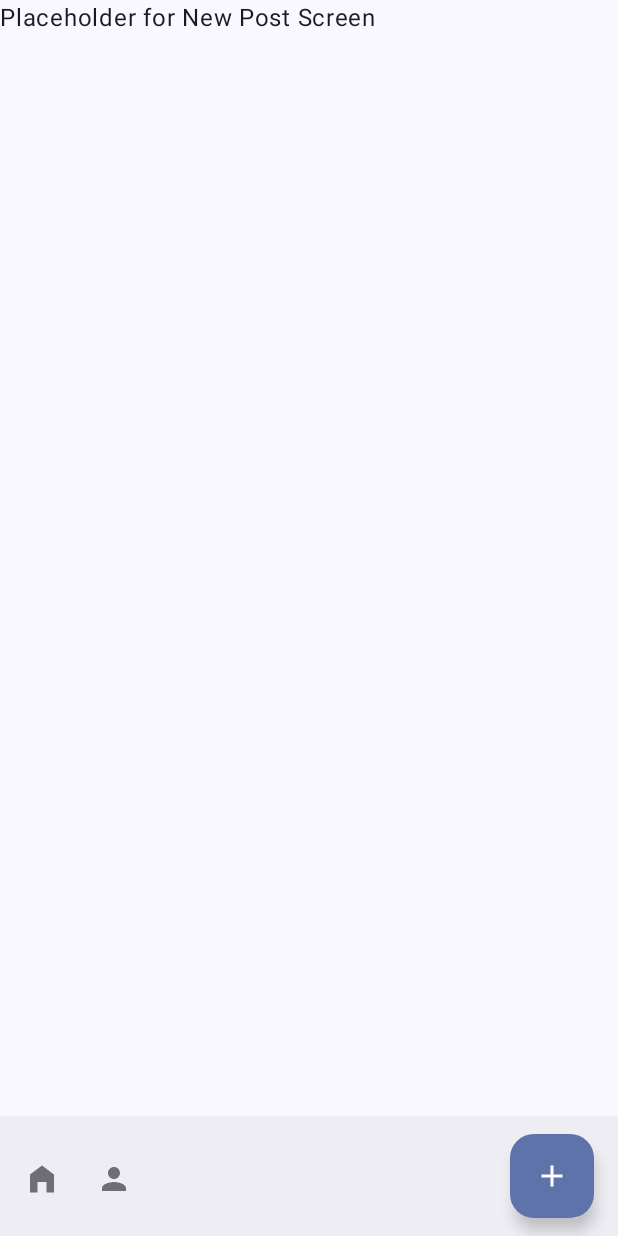
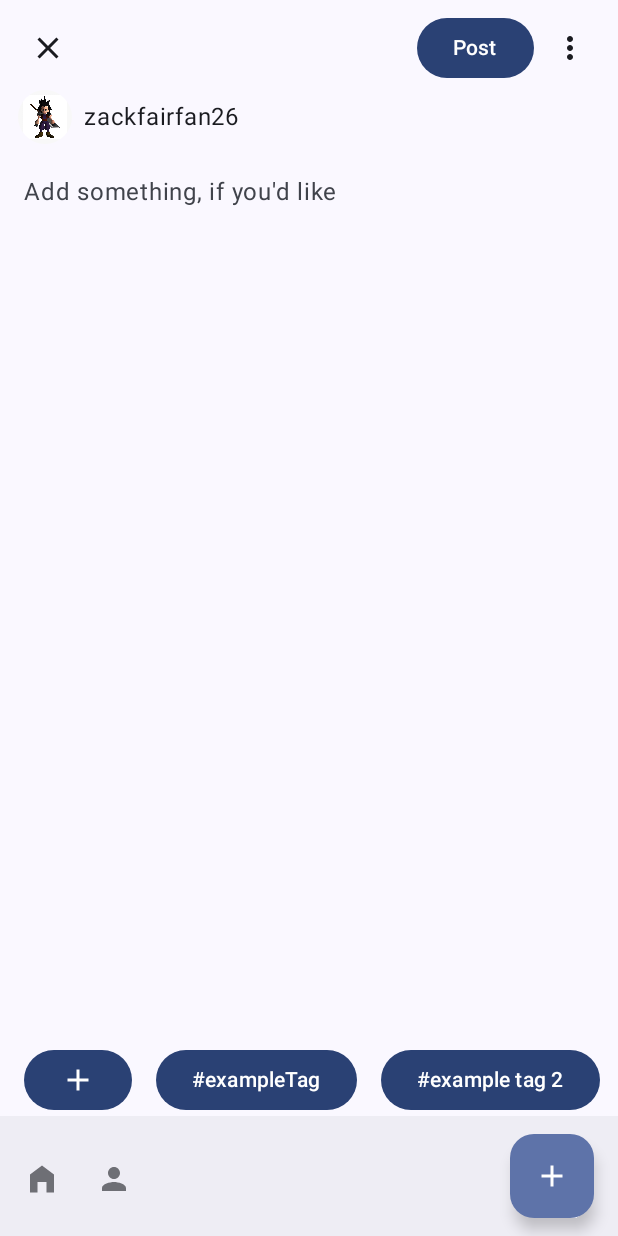
Before and after one commit to jsson2017/Blog, an Android app built with Jetpack Compose: the MakePostScreen screen opened through its navigation route, on a phone screen of 412 x 824 dp. Run offline under Robolectric (Android 15) with nearby library versions, the phone set to English and light mode, and no system bars.

Commit message:
Added UI for making a new post (text only)

```diff
--- /dev/null
+++ b/app/src/main/java/com/todo/blog/ui/newPost/MakePostContent.kt
@@ -0,0 +1,54 @@
+package com.todo.blog.ui.newPost
+
+import androidx.compose.foundation.layout.fillMaxWidth
+import androidx.compose.material3.MaterialTheme
+import androidx.compose.material3.Text
+import androidx.compose.material3.TextField
+import androidx.compose.material3.TextFieldDefaults
+import androidx.compose.runtime.Composable
+import androidx.compose.runtime.getValue
+import androidx.compose.runtime.mutableStateOf
+import androidx.compose.runtime.remember
+import androidx.compose.runtime.setValue
+import androidx.compose.ui.Modifier
+import androidx.compose.ui.graphics.Color
+import androidx.compose.ui.res.stringResource
+import androidx.compose.ui.tooling.preview.Preview
+import com.todo.blog.R
+import com.todo.blog.ui.theme.BlogTheme
+
+@Composable
+fun MakePostContent(
+    modifier: Modifier = Modifier
+) {
+    // TODO: Replace with viewmodel
+    var text by remember { mutableStateOf("") }
+
+    TextField(
+        value = text,
+        onValueChange = { text = it },
+        placeholder = {
+            Text(
+                text = stringResource(R.string.make_post_content_hint)
+            )
+        },
+        colors = TextFieldDefaults.colors(
+            focusedTextColor = MaterialTheme.colorScheme.onBackground,
+            unfocusedTextColor = MaterialTheme.colorScheme.onBackground,
+            focusedContainerColor = Color.Transparent,
+            unfocusedContainerColor = Color.Transparent,
+            focusedIndicatorColor = Color.Transparent,
+            unfocusedIndicatorColor = Color.Transparent,
+        ),
+        modifier = modifier
+            .fillMaxWidth()
+    )
+}
+
+@Preview
+@Composable
+fun PreviewMakePostContent() {
+    BlogTheme {
+        MakePostContent()
+    }
+}
--- /dev/null
+++ b/app/src/main/java/com/todo/blog/ui/newPost/MakePostHeader.kt
@@ -0,0 +1,69 @@
+package com.todo.blog.ui.newPost
+
+import androidx.compose.foundation.layout.Arrangement
+import androidx.compose.foundation.layout.Row
+import androidx.compose.foundation.layout.fillMaxWidth
+import androidx.compose.material3.Button
+import androidx.compose.material3.Icon
+import androidx.compose.material3.IconButton
+import androidx.compose.material3.Text
+import androidx.compose.runtime.Composable
+import androidx.compose.ui.Alignment
+import androidx.compose.ui.Modifier
+import androidx.compose.ui.res.painterResource
+import androidx.compose.ui.res.stringResource
+import androidx.compose.ui.tooling.preview.Preview
+import com.todo.blog.R
+import com.todo.blog.ui.theme.BlogTheme
+
+@Composable
+fun MakePostHeader(
+    modifier: Modifier = Modifier
+) {
+    Row(
+        verticalAlignment = Alignment.CenterVertically,
+        horizontalArrangement = Arrangement.SpaceBetween,
+        modifier = modifier.fillMaxWidth()
+    ) {
+        // Close Button
+        Row(
+            modifier = Modifier.weight(1.0f)
+        ) {
+            IconButton(
+                onClick = { /*TODO*/ },
+            ) {
+                Icon(
+                    painter = painterResource(R.drawable.baseline_close_24),
+                    contentDescription = stringResource(R.string.button_action_close)
+                )
+            }
+        }
+
+        // Post Button
+        Button(
+            onClick = { /*TODO*/ }
+        ) {
+            Text(
+                text = stringResource(R.string.button_label_post)
+            )
+        }
+
+        // More Button
+        IconButton(
+            onClick = { /*TODO*/ },
+        ) {
+            Icon(
+                painter = painterResource(R.drawable.baseline_more_vert_24),
+                contentDescription = stringResource(R.string.more)
+            )
+        }
+    }
+}
+
+@Preview
+@Composable
+fun PreviewMakePostHeader() {
+    BlogTheme {
+        MakePostHeader()
+    }
+}
--- a/app/src/main/java/com/todo/blog/ui/newPost/MakePostScreen.kt
+++ b/app/src/main/java/com/todo/blog/ui/newPost/MakePostScreen.kt
@@ -1,35 +1,50 @@
 package com.todo.blog.ui.newPost
 
-import androidx.compose.material3.Text
+import androidx.compose.foundation.layout.Column
+import androidx.compose.foundation.layout.fillMaxSize
+import androidx.compose.foundation.layout.padding
 import androidx.compose.runtime.Composable
 import androidx.compose.ui.Modifier
+import androidx.compose.ui.res.dimensionResource
+import androidx.compose.ui.tooling.preview.Preview
+import com.todo.blog.R
+import com.todo.blog.ui.theme.BlogTheme
 
 @Composable
 fun MakePostScreen(
     modifier: Modifier = Modifier
 ) {
-    /*
-    * Make post screen composition:
-    *
-    * Top bar:
-    *   1. X button to close
-    *   2. Post button to post
-    *   3. Post options (let's leave this out for now)
-    *
-    * User Info:
-    *   1. User icon in circle
-    *   2. User name
-    *
-    * Post Content: might need to play around with this.
-    *   1. Text box user can type in
-    *   2. Let user pick images from their library
-    *   3. Give app permission to open camera (maybe save for later)
-    *
-    * Tags:
-    *   1. Big button informing user to add tags - pressing this opens a bottom drawer
-    *
-    * */
-    Text(
-        text = "Placeholder for New Post Screen"
-    )
+    Column(
+        modifier = modifier
+            .fillMaxSize()
+    ) {
+        MakePostHeader(
+            modifier = Modifier.padding(
+                start = dimensionResource(id = R.dimen.make_post_general_padding),
+                top = dimensionResource(id = R.dimen.make_post_general_padding),
+                end = dimensionResource(id = R.dimen.make_post_general_padding),
+            )
+        )
+        MakePostUserInfo(
+            modifier = Modifier.padding(
+                horizontal = dimensionResource(id = R.dimen.make_post_general_padding),
+            )
+        )
+        MakePostContent(
+            modifier = Modifier.weight(1.0f)
+        )
+        MakePostTags(
+            modifier = Modifier.padding(
+                horizontal = dimensionResource(id = R.dimen.make_post_general_padding)
+            )
+        )
+    }
 }
+
+@Preview
+@Composable
+fun PreviewMakePostScreen() {
+    BlogTheme(darkTheme = true) {
+        MakePostScreen()
+    }
+}
--- /dev/null
+++ b/app/src/main/java/com/todo/blog/ui/newPost/MakePostTags.kt
@@ -0,0 +1,73 @@
+package com.todo.blog.ui.newPost
+
+import androidx.compose.foundation.layout.Row
+import androidx.compose.foundation.layout.fillMaxWidth
+import androidx.compose.foundation.layout.padding
+import androidx.compose.foundation.lazy.LazyRow
+import androidx.compose.foundation.lazy.items
+import androidx.compose.material3.Button
+import androidx.compose.material3.Icon
+import androidx.compose.material3.Text
+import androidx.compose.runtime.Composable
+import androidx.compose.runtime.mutableStateListOf
+import androidx.compose.runtime.remember
+import androidx.compose.ui.Modifier
+import androidx.compose.ui.res.painterResource
+import androidx.compose.ui.res.stringResource
+import androidx.compose.ui.tooling.preview.Preview
+import androidx.compose.ui.unit.dp
+import com.todo.blog.R
+import com.todo.blog.ui.theme.BlogTheme
+
+@Composable
+fun MakePostTags(
+    modifier: Modifier = Modifier
+) {
+    // TODO: Replace with viewmodel
+    val tags = remember { mutableStateListOf<String>("exampleTag", "example tag 2", "exampletag3") }
+
+    if (tags.isEmpty()) {
+        Row(
+            modifier = modifier.fillMaxWidth()
+        ) {
+            Button(
+                onClick = { /* TODO: OPEN ADD TAG BOTTOM DRAWER */ },
+                modifier = Modifier.fillMaxWidth()
+            ) {
+                Text(stringResource(R.string.make_post_tag_hint))
+            }
+        }
+    } else {
+        LazyRow(
+            modifier = modifier.fillMaxWidth()
+        ) {
+            item {
+                Button(
+                    onClick = { /* TODO: OPEN ADD TAG BOTTOM DRAWER */ },
+                    modifier = Modifier.padding(horizontal = 8.dp)
+                ) {
+                    Icon(
+                        painter = painterResource(R.drawable.baseline_add_24),
+                        contentDescription = stringResource(R.string.button_action_add_tag)
+                    )
+                }
+            }
+            items(tags) { tag ->
+                Button(
+                    onClick = {},
+                    modifier = Modifier.padding(horizontal = 8.dp)
+                ) {
+                    Text(text = "#${tag}")
+                }
+            }
+        }
+    }
+}
+
+@Preview
+@Composable
+fun PreviewMakePostTags() {
+    BlogTheme {
+        MakePostTags()
+    }
+}
--- /dev/null
+++ b/app/src/main/java/com/todo/blog/ui/newPost/MakePostUserInfo.kt
@@ -0,0 +1,54 @@
+package com.todo.blog.ui.newPost
+
+import androidx.compose.foundation.Image
+import androidx.compose.foundation.layout.Arrangement
+import androidx.compose.foundation.layout.Row
+import androidx.compose.foundation.layout.fillMaxWidth
+import androidx.compose.foundation.layout.padding
+import androidx.compose.foundation.layout.size
+import androidx.compose.foundation.shape.CircleShape
+import androidx.compose.material3.Text
+import androidx.compose.runtime.Composable
+import androidx.compose.ui.Alignment
+import androidx.compose.ui.Modifier
+import androidx.compose.ui.draw.clip
+import androidx.compose.ui.res.dimensionResource
+import androidx.compose.ui.res.painterResource
+import androidx.compose.ui.res.stringResource
+import androidx.compose.ui.tooling.preview.Preview
+import com.todo.blog.R
+import com.todo.blog.ui.theme.BlogTheme
+
+@Composable
+fun MakePostUserInfo(
+    modifier: Modifier = Modifier
+) {
+    Row(
+        verticalAlignment = Alignment.CenterVertically,
+        horizontalArrangement = Arrangement.Start,
+        modifier = modifier
+            .fillMaxWidth()
+            .padding(dimensionResource(id = R.dimen.user_icon_padding))
+    ) {
+        Image(
+            painter = painterResource(R.drawable.zack),
+            contentDescription = stringResource(R.string.zack_icon_content_description),
+            modifier = Modifier
+                .size((dimensionResource(id = R.dimen.post_user_icon_size)))
+                .clip(CircleShape)
+        )
+        Text(
+            text = stringResource(R.string.example_post_username),
+            modifier = Modifier
+                .padding(start = dimensionResource(id = R.dimen.make_post_username_padding))
+        )
+    }
+}
+
+@Preview
+@Composable
+fun PreviewMakePostUserInfo() {
+    BlogTheme {
+        MakePostUserInfo()
+    }
+}
--- /dev/null
+++ b/app/src/main/res/drawable/baseline_close_24.xml
@@ -0,0 +1,5 @@
+<vector xmlns:android="http://schemas.android.com/apk/res/android" android:height="24dp" android:tint="#000000" android:viewportHeight="24" android:viewportWidth="24" android:width="24dp">
+
+    <path android:fillColor="@android:color/white" android:pathData="M19,6.41L17.59,5 12,10.59 6.41,5 5,6.41 10.59,12 5,17.59 6.41,19 12,13.41 17.59,19 19,17.59 13.41,12z"/>
+
+</vector>
--- /dev/null
+++ b/app/src/main/res/drawable/baseline_more_vert_24.xml
@@ -0,0 +1,5 @@
+<vector xmlns:android="http://schemas.android.com/apk/res/android" android:height="24dp" android:tint="#000000" android:viewportHeight="24" android:viewportWidth="24" android:width="24dp">
+
+    <path android:fillColor="@android:color/white" android:pathData="M12,8c1.1,0 2,-0.9 2,-2s-0.9,-2 -2,-2 -2,0.9 -2,2 0.9,2 2,2zM12,10c-1.1,0 -2,0.9 -2,2s0.9,2 2,2 2,-0.9 2,-2 -0.9,-2 -2,-2zM12,16c-1.1,0 -2,0.9 -2,2s0.9,2 2,2 2,-0.9 2,-2 -0.9,-2 -2,-2z"/>
+
+</vector>
--- a/app/src/main/res/values/dimens.xml
+++ b/app/src/main/res/values/dimens.xml
@@ -9,4 +9,7 @@
     <dimen name="padding_between_posts">8dp</dimen>
     <dimen name="profile_user_icon_size">72dp</dimen>
     <dimen name="profile_user_icon_border">2dp</dimen>
+    <dimen name="user_icon_padding">4dp</dimen>
+    <dimen name="make_post_username_padding">8dp</dimen>
+    <dimen name="make_post_general_padding">8dp</dimen>
 </resources>
--- a/app/src/main/res/values/strings.xml
+++ b/app/src/main/res/values/strings.xml
@@ -14,4 +14,9 @@
     <string name="example_blog_title">Raining in Midgar</string>
     <string name="example_blog_description">First class soldier, first class bestieeeeee</string>
     <string name="button_action_settings">go to settings</string>
+    <string name="button_action_close">close</string>
+    <string name="button_label_post">Post</string>
+    <string name="make_post_content_hint">Add something, if you\'d like</string>
+    <string name="make_post_tag_hint"># Add tags to help people find your post</string>
+    <string name="button_action_add_tag">Add tag</string>
 </resources>
```
